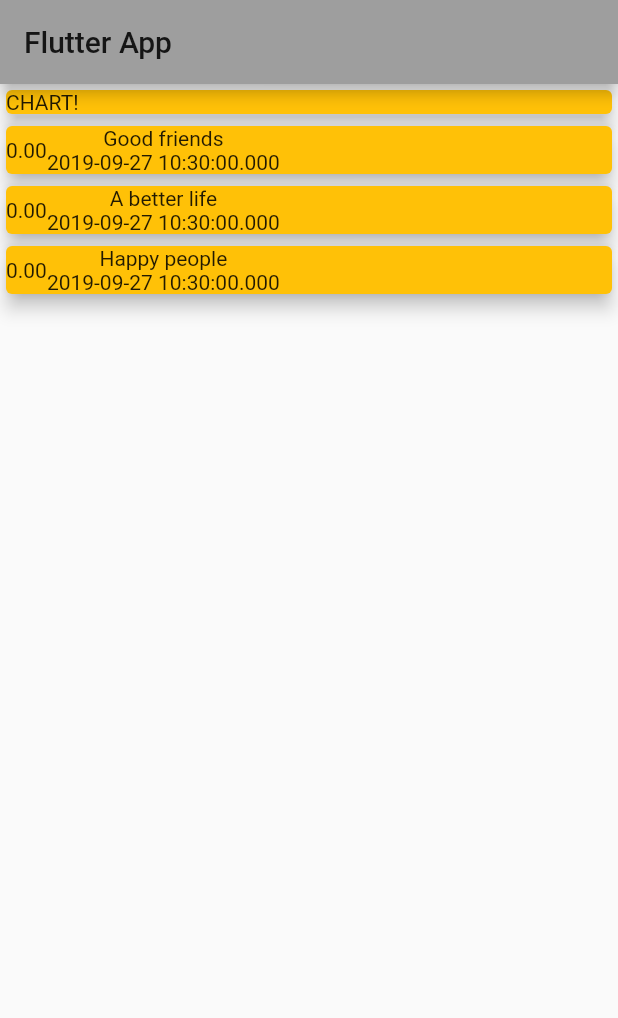
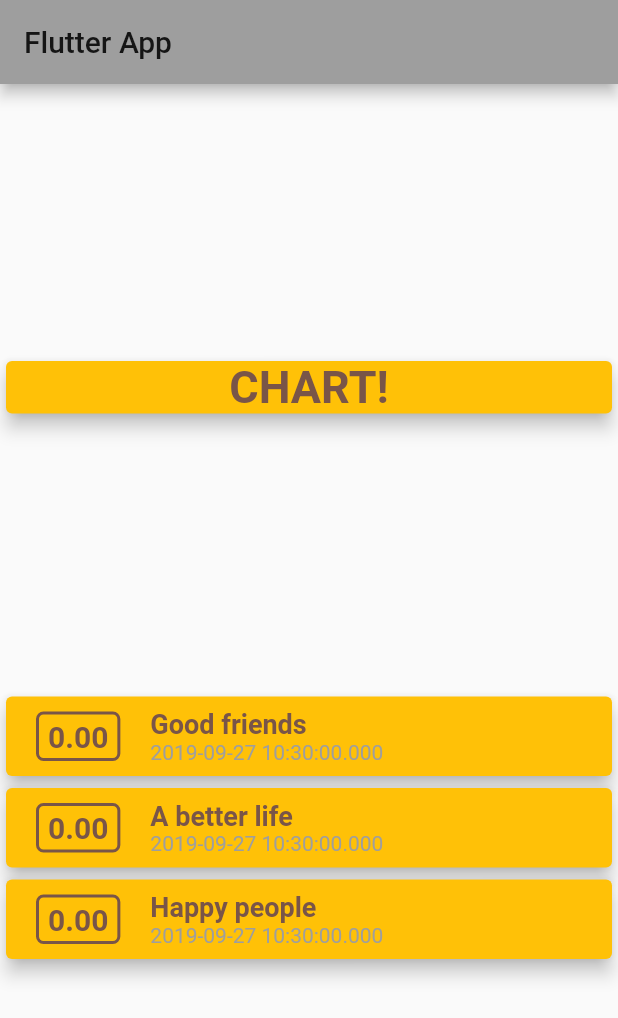
Before and after one commit to Deep27/cash-expenses, a Flutter app: the screen it shows after launch, on a phone screen of 412 x 824 dp. Shown: the top 1018 px of the screen. Run offline on Flutter 3.47's test engine with Material 2 defaults, Android fonts, the phone set to English and light mode, and no system bars.

Commit message:
D: Improved widgets.

```diff
--- a/lib/home_page.dart
+++ b/lib/home_page.dart
@@ -1,5 +1,6 @@
+import 'package:cash_expenses/widget/transaction/transaction_widget.dart';
+
 import './model/transaction.dart';
-import './widget/transaction_widget.dart';
 import 'package:flutter/material.dart';
 
 class HomePage extends StatelessWidget {
@@ -14,13 +15,22 @@ class HomePage extends StatelessWidget {
     return Scaffold(
       appBar: AppBar(title: Text('Flutter App')),
       body: Column(
+        mainAxisAlignment: MainAxisAlignment.spaceEvenly,
         children: <Widget>[
           Container(
             width: double.infinity,
             child: Card(
               color: Colors.amber,
               elevation: 5,
-              child: Text('CHART!'),
+              child: Text(
+                'CHART!',
+                textAlign: TextAlign.center,
+                style: TextStyle(
+                  fontSize: 30,
+                  fontWeight: FontWeight.bold,
+                  color: Colors.brown,
+                ),
+              ),
             ),
           ),
           Container(
--- /dev/null
+++ b/lib/widget/chart/chart.dart
@@ -0,0 +1,24 @@
+import 'package:flutter/material.dart';
+import 'package:flutter/widgets.dart';
+
+class ChartWidget extends StatelessWidget {
+  @override
+  Widget build(BuildContext context) {
+    return Container(
+      width: double.infinity,
+      child: Card(
+        color: Colors.amber,
+        elevation: 10,
+        child: Text(
+          'CHART!',
+          textAlign: TextAlign.center,
+          style: TextStyle(
+            fontSize: 30,
+            fontWeight: FontWeight.bold,
+            color: Colors.brown,
+          ),
+        ),
+      ),
+    );
+  }
+}
--- /dev/null
+++ b/lib/widget/transaction/price_box.dart
@@ -0,0 +1,28 @@
+import 'package:flutter/material.dart';
+import 'package:flutter/widgets.dart';
+
+class PriceBox extends StatelessWidget {
+  final double _amount;
+
+  PriceBox(this._amount);
+
+  @override
+  Widget build(BuildContext context) {
+    return Container(
+      margin: EdgeInsets.symmetric(vertical: 10, horizontal: 20),
+      padding: EdgeInsets.symmetric(vertical: 3, horizontal: 6),
+      decoration: BoxDecoration(
+        borderRadius: BorderRadius.circular(5),
+        border: Border.all(
+          color: Colors.brown,
+          width: 2,
+        ),
+      ),
+      child: Text(
+        _amount.toStringAsFixed(2),
+        style: TextStyle(
+            fontWeight: FontWeight.bold, fontSize: 20, color: Colors.brown),
+      ),
+    );
+  }
+}
--- /dev/null
+++ b/lib/widget/transaction/transaction_date.dart
@@ -0,0 +1,18 @@
+import 'package:flutter/cupertino.dart';
+import 'package:flutter/material.dart';
+
+class TransactionDate extends StatelessWidget {
+  final DateTime _date;
+
+  TransactionDate(this._date);
+
+  @override
+  Widget build(BuildContext context) {
+    return Text(
+      _date.toString(),
+      style: TextStyle(
+        color: Colors.grey,
+      ),
+    );
+  }
+}
--- /dev/null
+++ b/lib/widget/transaction/transaction_title.dart
@@ -0,0 +1,20 @@
+import 'package:flutter/material.dart';
+import 'package:flutter/widgets.dart';
+
+class TransactionTitle extends StatelessWidget {
+  final String _title;
+
+  TransactionTitle(this._title);
+
+  @override
+  Widget build(BuildContext context) {
+    return Text(
+      _title,
+      style: TextStyle(
+        fontWeight: FontWeight.bold,
+        fontSize: 18,
+        color: Colors.brown,
+      ),
+    );
+  }
+}
--- a/lib/widget/transaction_widget.dart
+++ b/lib/widget/transaction/transaction_widget.dart
@@ -1,4 +1,7 @@
-import '../model/transaction.dart';
+import 'package:cash_expenses/model/transaction.dart';
+import 'package:cash_expenses/widget/transaction/price_box.dart';
+import 'package:cash_expenses/widget/transaction/transaction_date.dart';
+import 'package:cash_expenses/widget/transaction/transaction_title.dart';
 import 'package:flutter/material.dart';
 
 class TransactionWidget extends StatelessWidget {
@@ -20,15 +23,12 @@ class TransactionWidget extends StatelessWidget {
       elevation: 5,
       child: Row(
         children: <Widget>[
-          Container(
-            child: Text(
-              _transaction.amount.toStringAsFixed(2),
-            ),
-          ),
+          PriceBox(_transaction.amount),
           Column(
+            crossAxisAlignment: CrossAxisAlignment.start,
             children: <Widget>[
-              Text(_transaction.title),
-              Text(_transaction.date.toString()),
+              TransactionTitle(_transaction.title),
+              TransactionDate(_transaction.date),
             ],
           )
         ],
```
